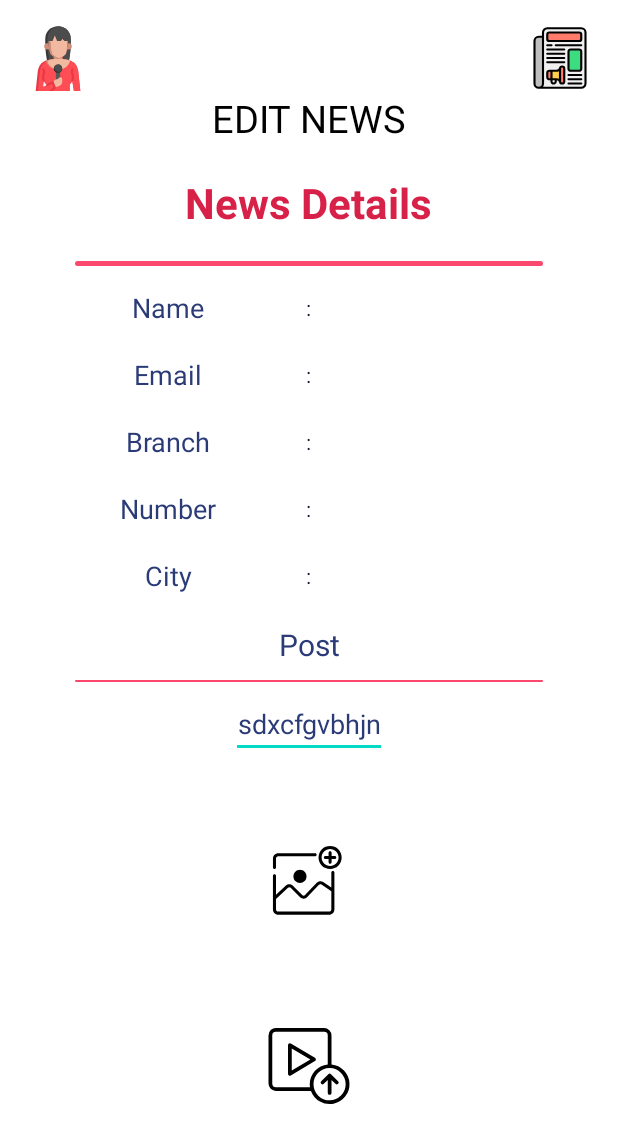
After one commit to chari6268/NewsAssessmentApp, an Android app: the layout activity_edit.xml on its own in the app's theme, with its tools: preview values and no code run, on a phone screen of 412 x 824 dp. The commit adds this screen. Shown: the top 1143 px of the screen. Run offline under Robolectric (Android 15) with nearby library versions, the phone set to English and light mode, and no system bars.

Commit message:
update editActivity userinterface and if we click to edit button in card view then it will be set the dat to the EditActivity

```diff
--- a/app/src/main/AndroidManifest.xml
+++ b/app/src/main/AndroidManifest.xml
@@ -15,6 +15,9 @@
         android:supportsRtl="true"
         android:theme="@style/Theme.NewsApplication"
         tools:targetApi="31">
+        <activity
+            android:name=".EditActivity"
+            android:exported="false" />
         <activity
             android:name=".UserReport"
             android:exported="false" />
--- /dev/null
+++ b/app/src/main/java/com/chari6268/newsapplication/EditActivity.java
@@ -0,0 +1,48 @@
+package com.chari6268.newsapplication;
+
+import androidx.appcompat.app.AppCompatActivity;
+
+import android.content.Intent;
+import android.os.Bundle;
+import android.widget.ImageView;
+import android.widget.TextView;
+import android.widget.VideoView;
+
+import com.bumptech.glide.Glide;
+
+public class EditActivity extends AppCompatActivity {
+
+    @Override
+    protected void onCreate(Bundle savedInstanceState) {
+        super.onCreate(savedInstanceState);
+        setContentView(R.layout.activity_edit);
+        Intent intent = getIntent();
+        String name = intent.getStringExtra("name");
+        String phone = intent.getStringExtra("phone");
+        String email = intent.getStringExtra("email");
+        String profileImage = intent.getStringExtra("profileImage");
+        String uuid = intent.getStringExtra("uuid");
+        String branch = intent.getStringExtra("branch");
+        String city = intent.getStringExtra("city");
+        String postText = intent.getStringExtra("posttext");
+        String imageUrl = intent.getStringExtra("imgurl");
+        String videoUrl = intent.getStringExtra("videourl");
+
+        // Find the views
+        TextView nameTextView = findViewById(R.id.student_name);
+        TextView emailTextView = findViewById(R.id.student_mail);
+        TextView branchTextView = findViewById(R.id.student_branch);
+        TextView numberTextView = findViewById(R.id.student_number);
+        TextView cityTextView = findViewById(R.id.student_city);
+        TextView postTextView = findViewById(R.id.student_post);
+        ImageView imageView = findViewById(R.id.browse);
+
+        nameTextView.setText(name);
+        emailTextView.setText(email);
+        branchTextView.setText(branch);
+        numberTextView.setText(phone);
+        cityTextView.setText(city);
+        postTextView.setText(postText);
+        Glide.with(EditActivity.this).load(imageUrl).into(imageView);
+    }
+}
--- a/app/src/main/java/com/chari6268/newsapplication/ReportAdapter.java
+++ b/app/src/main/java/com/chari6268/newsapplication/ReportAdapter.java
@@ -2,6 +2,7 @@ package com.chari6268.newsapplication;
 
 
 import android.content.Context;
+import android.content.Intent;
 import android.net.Uri;
 import android.view.LayoutInflater;
 import android.view.View;
@@ -58,6 +59,21 @@ public class ReportAdapter extends RecyclerView.Adapter<ReportAdapter.CardViewHo
             holder.postVideoView.setVisibility(View.GONE);
         }
 
+        holder.editButton.setOnClickListener(v ->{
+            Intent intent = new Intent(holder.itemView.getContext(), EditActivity.class);
+            intent.putExtra("name", userDataTest.getName());
+            intent.putExtra("phone", userDataTest.getPhone());
+            intent.putExtra("email", userDataTest.getEmail());
+            intent.putExtra("profileImage", userDataTest.getProfilePic());
+            intent.putExtra("uuid",userDataTest.getUuid());
+            intent.putExtra("branch",userDataTest.getDepartment());
+            intent.putExtra("city",userDataTest.getCity());
+            intent.putExtra("posttext",newsDataTest.getTextInput());
+            intent.putExtra("imgurl",newsDataTest.getImageUrl());
+            intent.putExtra("videourl",newsDataTest.getVideoUrl());
+            holder.itemView.getContext().startActivity(intent);
+        });
+
     }
 
     @Override
@@ -66,7 +82,7 @@ public class ReportAdapter extends RecyclerView.Adapter<ReportAdapter.CardViewHo
     }
 
     static class CardViewHolder extends RecyclerView.ViewHolder {
-        ImageView profileImageView,postImageView;
+        ImageView profileImageView,postImageView,editButton;
         TextView nameTextView,phoneNumberTextView,emailTextView,postTestTextView;
         VideoView postVideoView;
 
@@ -79,6 +95,7 @@ public class ReportAdapter extends RecyclerView.Adapter<ReportAdapter.CardViewHo
             postTestTextView = itemView.findViewById(R.id.postTest);
             postImageView = itemView.findViewById(R.id.postImage);
             postVideoView = itemView.findViewById(R.id.postVideo);
+            editButton = itemView.findViewById(R.id.card_edit);
         }
     }
 }
--- a/app/src/main/java/com/chari6268/newsapplication/postNews.java
+++ b/app/src/main/java/com/chari6268/newsapplication/postNews.java
@@ -147,7 +147,10 @@ public class postNews extends AppCompatActivity {
                                 builder.setPositiveButton("Yes", new DialogInterface.OnClickListener() {
                                     @Override
                                     public void onClick(DialogInterface dialog, int which) {
+                                        loadingDialog.dismisss();
                                         dialog.cancel();
+                                        startActivity(new Intent(postNews.this,UserReport.class));
+                                        finish();
                                     }
                                 });
                                 AlertDialog alertDialog = builder.create();
@@ -230,9 +233,7 @@ public class postNews extends AppCompatActivity {
             Toast.makeText(this, "Please upload a video", Toast.LENGTH_SHORT).show();
             return;
         }
-
         else{
-
             FirebaseDatabase.getInstance().getReference("NewsData").child("NEED_TO_BE_CREATED")
                     .child(uuid)
                     .addValueEventListener(new ValueEventListener() {
@@ -250,6 +251,8 @@ public class postNews extends AppCompatActivity {
                                         public void onClick(DialogInterface dialog, int which) {
                                             loadingDialog.dismisss();
                                             dialog.cancel();
+                                            startActivity(new Intent(postNews.this,UserReport.class));
+                                            finish();
                                         }
                                     });
                                     AlertDialog alertDialog = builder.create();
@@ -265,7 +268,6 @@ public class postNews extends AppCompatActivity {
                                                 public void onSuccess(String fileUrl) {
                                                     saveMetadataToDatabase(uuid, textInput, fileUrl1, fileUrl);
                                                 }
-
                                                 @Override
                                                 public void onFailure(Exception e) {
                                                     Toast.makeText(postNews.this, "Failed to upload video.", Toast.LENGTH_SHORT).show();
--- /dev/null
+++ b/app/src/main/res/layout/activity_edit.xml
@@ -0,0 +1,380 @@
+<?xml version="1.0" encoding="utf-8"?>
+<androidx.core.widget.NestedScrollView xmlns:android="http://schemas.android.com/apk/res/android"
+    xmlns:tools="http://schemas.android.com/tools"
+    android:layout_width="match_parent"
+    android:layout_height="match_parent"
+    xmlns:app="http://schemas.android.com/apk/res-auto"
+    android:background="@color/white">
+
+
+    <LinearLayout
+        android:layout_width="match_parent"
+        android:layout_height="fill_parent"
+        android:orientation="vertical">
+        <LinearLayout
+            android:layout_width="match_parent"
+            android:layout_height="wrap_content"
+            android:orientation="horizontal">
+
+            <ImageView
+                android:layout_width="45dp"
+                android:layout_height="45dp"
+                android:layout_marginStart="16dp"
+                android:layout_marginTop="16dp"
+                android:src="@drawable/journalist"
+                />
+            <TextView android:layout_height="0dp"
+                android:layout_width="fill_parent"
+                android:layout_weight="1" />
+
+
+            <ImageView
+                android:layout_width="45dp"
+                android:layout_height="45dp"
+                android:layout_marginEnd="16dp"
+                android:layout_marginTop="16dp"
+                android:src="@drawable/news_paper"/>
+
+
+        </LinearLayout>
+
+        <TextView
+            android:layout_width="match_parent"
+            android:layout_height="wrap_content"
+            android:layout_gravity="center"
+            android:gravity="center"
+            android:text="EDIT NEWS"
+            android:textColor="@color/black"
+            android:textSize="25dp" />
+
+        <LinearLayout
+            android:id="@+id/set_background"
+            android:layout_width="match_parent"
+            android:layout_height="fill_parent"
+            android:orientation="vertical"
+            android:background="@color/white">
+            <LinearLayout
+                android:layout_margin="20dp"
+                android:id="@+id/orders_display"
+                android:layout_width="match_parent"
+                android:layout_height="wrap_content"
+                android:orientation="vertical">
+                <TextView
+                    android:layout_marginRight="5dp"
+                    android:layout_gravity="center"
+                    android:id="@+id/Hotel_Name_orders"
+                    android:layout_width="wrap_content"
+                    android:layout_height="wrap_content"
+                    android:textColor="@color/b2"
+                    android:textSize="28dp"
+                    android:layout_marginLeft="5dp"
+                    android:text="News Details"
+                    android:textStyle="bold" />
+
+                <View
+                    android:layout_width="match_parent"
+                    android:layout_height="3dp"
+                    android:layout_marginLeft="30dp"
+                    android:layout_marginTop="20dp"
+                    android:layout_marginRight="30dp"
+                    android:layout_marginBottom="5dp"
+                    android:background="@drawable/border_colour_set" />
+
+                <LinearLayout
+                    android:layout_width="match_parent"
+                    android:layout_height="wrap_content"
+                    android:layout_gravity="center"
+                    android:layout_marginTop="10dp"
+                    android:layout_marginBottom="10dp"
+                    android:gravity="center"
+                    android:orientation="horizontal">
+
+                    <TextView
+                        android:layout_width="0dp"
+                        android:layout_weight="1"
+                        android:gravity="center"
+                        android:layout_height="wrap_content"
+                        android:text="Name"
+                        android:textColor="#2B3B77"
+                        android:textSize="18dp" />
+                    <TextView
+                        android:layout_width="wrap_content"
+                        android:layout_height="wrap_content"
+                        android:text=":"
+                        android:textColor="@color/b3"/>
+
+                    <TextView
+                        android:id="@+id/student_name"
+                        android:layout_width="0dp"
+                        android:layout_weight="1"
+                        android:autoSizeTextType="uniform"
+                        android:gravity="center"
+                        android:layout_height="wrap_content"
+                        android:text=""
+                        android:textColor="@color/b3"
+                        android:textSize="18dp" />
+
+                </LinearLayout>
+                <LinearLayout
+                    android:layout_width="match_parent"
+                    android:layout_height="wrap_content"
+                    android:layout_gravity="center"
+                    android:gravity="center"
+                    android:layout_marginTop="10dp"
+                    android:layout_marginBottom="10dp"
+                    android:orientation="horizontal">
+                    <TextView
+                        android:layout_width="0dp"
+                        android:layout_weight="1"
+                        android:gravity="center"
+                        android:layout_height="wrap_content"
+                        android:textColor="#2B3B77"
+                        android:textSize="18dp"
+                        android:text="Email"
+                        />
+                    <TextView
+                        android:layout_width="wrap_content"
+                        android:layout_height="wrap_content"
+                        android:text=":"
+                        android:textColor="@color/b3"/>
+
+                    <TextView
+                        android:id="@+id/student_mail"
+                        android:layout_width="0dp"
+                        android:layout_height="wrap_content"
+                        android:layout_weight="1"
+                        android:gravity="center"
+                        android:textColor="#2B3B77"
+                        android:textSize="18dp"
+                        android:autoSizeTextType="uniform"
+                        app:autoSizeTextType="uniform" />
+
+
+                </LinearLayout>
+
+                <LinearLayout
+                    android:layout_width="match_parent"
+                    android:layout_height="wrap_content"
+                    android:layout_gravity="center"
+                    android:gravity="center"
+                    android:layout_marginTop="10dp"
+                    android:layout_marginBottom="10dp"
+                    android:orientation="horizontal">
+                    <TextView
+                        android:layout_width="0dp"
+                        android:layout_weight="1"
+                        android:gravity="center"
+                        android:layout_height="wrap_content"
+                        android:text="Branch"
+                        android:textColor="#2B3B77"
+                        android:textSize="18dp" />
+                    <TextView
+                        android:layout_width="wrap_content"
+                        android:layout_height="wrap_content"
+                        android:text=":"
+                        android:textColor="@color/b3"/>
+
+                    <TextView
+                        android:id="@+id/student_branch"
+                        android:layout_width="0dp"
+                        android:layout_weight="1"
+                        android:gravity="center"
+                        android:layout_height="wrap_content"
+                        android:text=""
+                        android:autoSizeTextType="uniform"
+                        android:textColor="#2B3B77"
+                        android:textSize="18dp" />
+
+                </LinearLayout>
+                <LinearLayout
+                    android:layout_width="match_parent"
+                    android:layout_height="wrap_content"
+                    android:layout_gravity="center"
+                    android:layout_marginTop="10dp"
+                    android:layout_marginBottom="10dp"
+                    android:gravity="center"
+                    android:orientation="horizontal">
+                    <TextView
+                        android:layout_width="0dp"
+                        android:layout_weight="1"
+                        android:gravity="center"
+                        android:layout_height="wrap_content"
+                        android:textColor="#2B3B77"
+                        android:textSize="18dp"
+                        android:text="Number"
+                        />
+                    <TextView
+                        android:layout_width="wrap_content"
+                        android:layout_height="wrap_content"
+                        android:text=":"
+                        android:textColor="@color/b3"/>
+
+
+
+                    <TextView
+                        android:id="@+id/student_number"
+                        android:layout_width="0dp"
+                        android:layout_height="wrap_content"
+                        android:layout_weight="1"
+                        android:gravity="center"
+                        android:text=""
+                        android:textColor="#2B3B77"
+                        android:autoSizeTextType="uniform"
+                        android:textSize="18dp" />
+                </LinearLayout>
+
+                <LinearLayout
+                    android:layout_width="match_parent"
+                    android:layout_height="wrap_content"
+                    android:layout_gravity="center"
+                    android:layout_marginTop="10dp"
+                    android:layout_marginBottom="10dp"
+                    android:gravity="center"
+                    android:orientation="horizontal">
+                    <TextView
+                        android:layout_width="0dp"
+                        android:layout_weight="1"
+                        android:gravity="center"
+                        android:layout_height="wrap_content"
+                        android:textColor="#2B3B77"
+                        android:textSize="18dp"
+                        android:text="City"
+                        />
+                    <TextView
+                        android:layout_width="wrap_content"
+                        android:layout_height="wrap_content"
+                        android:text=":"
+                        android:textColor="@color/b3"/>
+
+                    <TextView
+                        android:id="@+id/student_city"
+                        android:layout_width="0dp"
+                        android:layout_height="wrap_content"
+                        android:layout_weight="1"
+                        android:gravity="center"
+                        android:text=""
+                        android:textColor="#2B3B77"
+                        android:autoSizeTextType="uniform"
+                        android:textSize="18dp" />
+                </LinearLayout>
+
+                <LinearLayout
+                    android:layout_width="match_parent"
+                    android:layout_height="wrap_content"
+                    android:layout_gravity="center"
+                    android:layout_marginTop="10dp"
+                    android:layout_marginBottom="10dp"
+                    android:gravity="center"
+                    android:orientation="vertical">
+                    <TextView
+                        android:layout_width="match_parent"
+                        android:gravity="center"
+                        android:layout_gravity="center"
+                        android:layout_height="wrap_content"
+                        android:textColor="#2B3B77"
+                        android:textSize="20dp"
+                        android:text="Post"
+                        />
+                    <View
+                        android:layout_width="match_parent"
+                        android:layout_height="1dp"
+                        android:layout_marginLeft="30dp"
+                        android:layout_marginTop="10dp"
+                        android:layout_marginRight="30dp"
+                        android:layout_marginBottom="5dp"
+                        android:background="@drawable/border_colour_set" />
+
+                    <EditText
+                        android:id="@+id/student_post"
+                        android:layout_width="wrap_content"
+                        android:layout_height="wrap_content"
+                        android:layout_weight="1"
+                        android:gravity="center"
+                        android:text="sdxcfgvbhjn"
+                        android:textColor="#2B3B77"
+                        android:autoSizeTextType="uniform"
+                        android:textSize="18dp" />
+                </LinearLayout>
+
+                <LinearLayout
+                    android:layout_marginTop="40dp"
+                    android:layout_width="match_parent"
+                    android:layout_height="wrap_content"
+                    android:orientation="vertical">
+
+
+                    <ImageView
+                        android:id="@+id/browse"
+                        android:layout_width="match_parent"
+                        android:layout_height="64dp"
+                        android:src="@drawable/add_photo"
+                        android:layout_marginLeft="40dp"
+                        android:layout_marginRight="40dp"/>
+                    <TextView
+                        android:id="@+id/filename"
+                        android:layout_gravity="center"
+                        android:gravity="center"
+                        android:textSize="14dp"
+                        android:layout_width="match_parent"
+                        android:layout_height="wrap_content"
+                        android:text=""/>
+
+                </LinearLayout>
+
+                <LinearLayout
+                    android:layout_marginTop="40dp"
+                    android:layout_width="match_parent"
+                    android:layout_height="wrap_content"
+                    android:orientation="vertical">
+
+
+                    <ImageView
+                        android:id="@+id/browse1"
+                        android:layout_width="match_parent"
+                        android:layout_height="64dp"
+                        android:src="@drawable/video_upload"
+                        android:layout_marginLeft="40dp"
+                        android:layout_marginRight="40dp"/>
+                    <TextView
+                        android:id="@+id/filename1"
+                        android:layout_gravity="center"
+                        android:gravity="center"
+                        android:textSize="14dp"
+                        android:layout_width="match_parent"
+                        android:layout_height="wrap_content"
+                        android:text=""/>
+
+                </LinearLayout>
+
+
+            </LinearLayout>
+            <TextView
+                android:layout_height="0dp"
+                android:layout_width="fill_parent"
+                android:layout_weight="1" />
+
+            <TextView
+                android:layout_width="match_parent"
+                android:layout_height="wrap_content"
+                android:layout_gravity="center"
+                android:textSize="12dp"
+                android:gravity="center"
+                android:fontFamily="monospace"
+                android:textColor="@color/black" />
+
+            <Button
+                android:layout_width="300dp"
+                android:layout_height="wrap_content"
+                android:layout_gravity="center"
+                android:id="@+id/student_submit"
+                android:layout_marginBottom="30dp"
+                android:text="Update"
+                />
+
+        </LinearLayout>
+
+
+    </LinearLayout>
+
+
+</androidx.core.widget.NestedScrollView>
```
